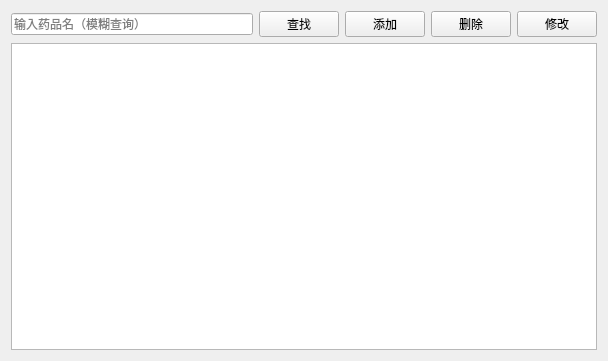
The window that HDATS/drugmanagement.ui (fhwhsa/HDATS) describes before a commit, drawn with Qt 5.
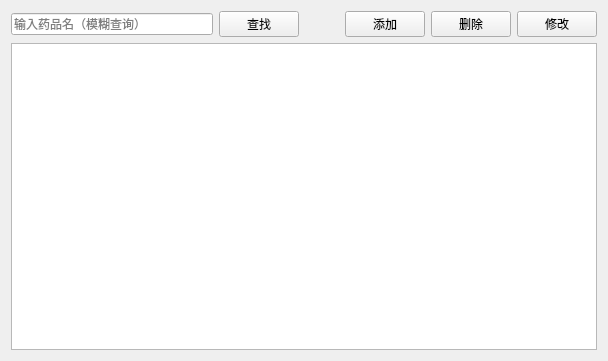
The same window after the commit.

```diff
--- a/HDATS/drugmanagement.ui
+++ b/HDATS/drugmanagement.ui
@@ -34,6 +34,19 @@
            </property>
           </widget>
          </item>
+         <item>
+          <spacer name="horizontalSpacer">
+           <property name="orientation">
+            <enum>Qt::Horizontal</enum>
+           </property>
+           <property name="sizeHint" stdset="0">
+            <size>
+             <width>40</width>
+             <height>20</height>
+            </size>
+           </property>
+          </spacer>
+         </item>
          <item>
           <widget class="QPushButton" name="btnAdd">
            <property name="text">
```
